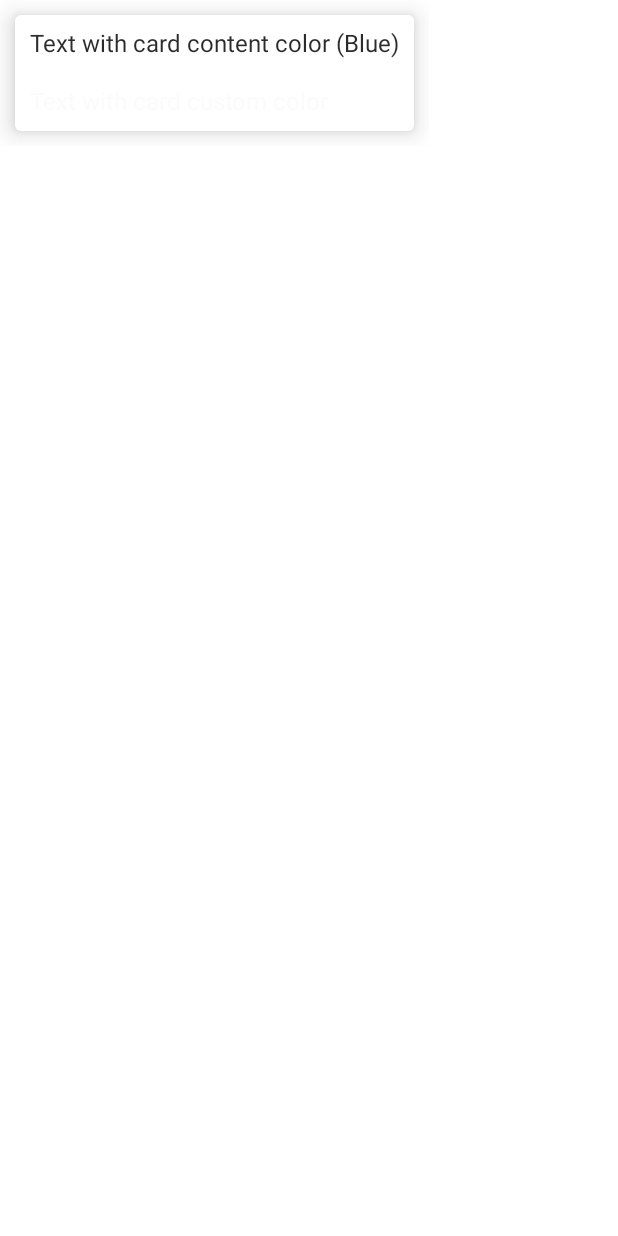
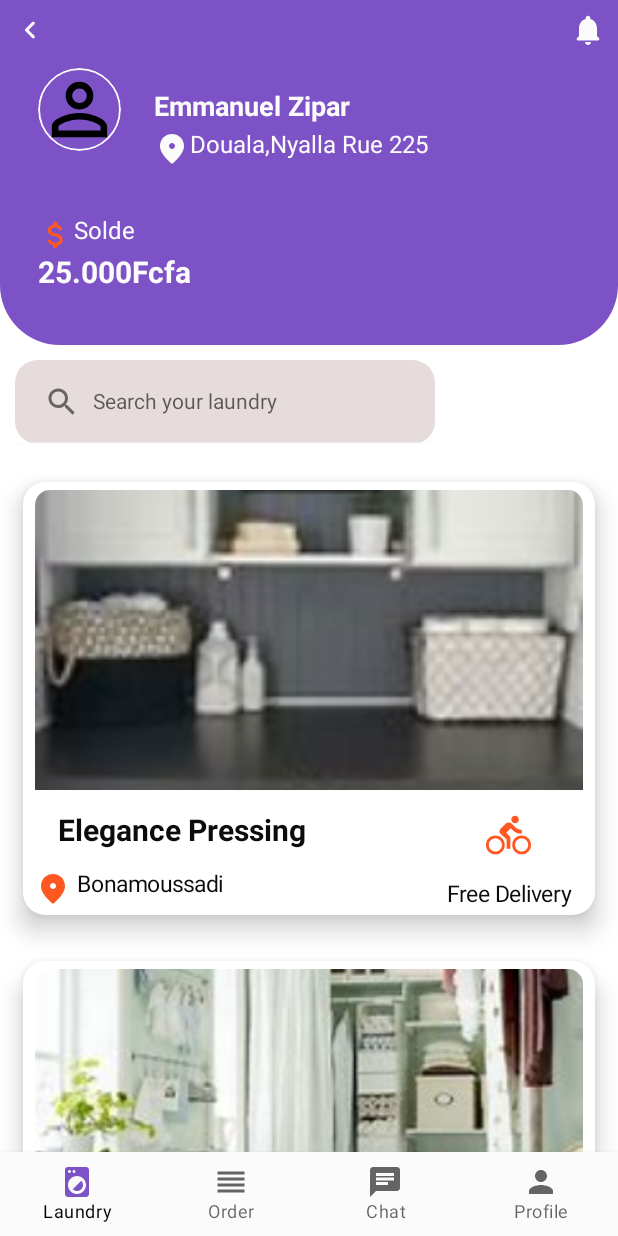
Before and after one commit to MouofoKayouDanela/OpenPressing, an Android app built with Jetpack Compose: the @Preview function Preview, on a phone screen of 412 x 824 dp. Run offline under Robolectric (Android 15) with nearby library versions, the phone set to English and light mode, and no system bars.

Commit message:
creation du home

```diff
--- a/android_part/app/src/main/java/com/android/openpressing/MainActivity.kt
+++ b/android_part/app/src/main/java/com/android/openpressing/MainActivity.kt
@@ -23,9 +23,7 @@ class MainActivity : ComponentActivity() {
                     modifier = Modifier.fillMaxSize(),
                     color = MaterialTheme.colors.background
                 ) {
-                    ScaffoldSample()
 
-                        //PageScreen()
                 }
             }
         }
@@ -37,9 +35,7 @@ class MainActivity : ComponentActivity() {
 @Composable
 fun DefaultPreview() {
     OpenPressingTheme {
-        //PageScreen()
-        //FormScreen()
-        form()
-        //Default()
+
+
     }
 }
--- a/android_part/app/src/main/java/com/android/openpressing/client_module/presentation/HomeClient.kt
+++ b/android_part/app/src/main/java/com/android/openpressing/client_module/presentation/HomeClient.kt
@@ -2,6 +2,7 @@ package com.android.openpressing.client_module.presentation
 
 
 import android.graphics.Color
+import androidx.compose.foundation.ExperimentalFoundationApi
 import androidx.compose.foundation.Image
 import androidx.compose.foundation.background
 import androidx.compose.foundation.border
@@ -9,6 +10,8 @@ import androidx.compose.foundation.layout.Box
 import androidx.compose.foundation.layout.fillMaxWidth
 import androidx.compose.ui.Modifier
 import androidx.compose.foundation.layout.*
+import androidx.compose.foundation.lazy.LazyColumn
+import androidx.compose.foundation.lazy.items
 import androidx.compose.foundation.shape.CircleShape
 import androidx.compose.foundation.shape.RoundedCornerShape
 import androidx.compose.foundation.text.KeyboardActions
@@ -16,14 +19,14 @@ import androidx.compose.foundation.text.KeyboardOptions
 import androidx.compose.material.*
 import androidx.compose.material.icons.Icons
 import androidx.compose.material.icons.filled.*
-import androidx.compose.material.icons.rounded.AttachMoney
-import androidx.compose.material.icons.rounded.LocationOn
-import androidx.compose.material.icons.rounded.NavigateBefore
-import androidx.compose.material.icons.rounded.Notifications
+import androidx.compose.material.icons.rounded.*
 import androidx.compose.runtime.*
 import androidx.compose.ui.Alignment
 import androidx.compose.ui.ExperimentalComposeUiApi
 import androidx.compose.ui.draw.clip
+import androidx.compose.ui.graphics.painter.Painter
+import androidx.compose.ui.graphics.vector.ImageVector
+import androidx.compose.ui.layout.ContentScale
 import androidx.compose.ui.platform.LocalSoftwareKeyboardController
 import androidx.compose.ui.res.painterResource
 import androidx.compose.ui.text.TextStyle
@@ -34,6 +37,7 @@ import androidx.compose.ui.unit.dp
 import androidx.compose.ui.unit.sp
 import com.android.openpressing.R
 import com.android.openpressing.ui.theme.*
+import com.android.openpressing.client_module.presentation.CardWithContent as CardWithContent
 
 
 @Composable
@@ -42,30 +46,184 @@ fun ScaffoldSample() {
     Scaffold(
         scaffoldState = scaffoldState,
         topBar = { SectionBleue()  },
-        drawerContent = { Text(text = "Drawer Menu 1") },
-        content = { SearchField() },
+        content = {
+                innerPadding->  CardContent(pressing = listOf(
+            pressing(
+                imageVector = painterResource(R.drawable.lavage),
+                nom = "Elegance Pressing",
+                position= "Bonamoussadi",
+                nomLivraison = "Free Delivery"
+            ),
+            pressing(
+                imageVector = painterResource(R.drawable.lavage2),
+                nom = "Eco Pressing",
+                position= "Makepe",
+                nomLivraison = "Free Delivery"
+            ),
+            pressing(
+                imageVector = painterResource(R.drawable.lavage1),
+                nom = "Blinding Pressing",
+                position= "Logpom",
+                nomLivraison = "Free Delivery"
+            ),
+            pressing(
+                imageVector = painterResource(R.drawable.lavage3),
+                nom = "Saka Pressing",
+                position= "Logbessou",
+                nomLivraison = "Free Delivery"
+            ),
+            pressing(
+                imageVector = painterResource(R.drawable.lavage4),
+                nom = "Saka Pressing",
+                position= "Logbessou",
+                nomLivraison = "Free Delivery"
+            ),
+            pressing(
+                imageVector = painterResource(R.drawable.lavage5),
+                nom = "Saka Pressing",
+                position= "Logbessou",
+                nomLivraison = "Free Delivery"
+            ),
+        ),
+            innerPadding = innerPadding
+        )
+                  },
         bottomBar = { BottomBar()}
     )
 }
 
+
 @Composable
-fun CardWithContentColor() {
-    val paddingModifier = Modifier.padding(10.dp)
+fun CardWithContent(pressing: pressing) {
+    val paddingModifier = Modifier.padding(15.dp)
     Card(
         elevation = 10.dp,
         contentColor = black,
+        shape = RoundedCornerShape(15.dp),
         modifier = paddingModifier
+
     ) {
-        Column() {
-            Text(text = "Text with card content color (Blue)",
-                modifier = paddingModifier)
-            Text(text = "Text with card custom color",
-                color = blanc,
-                modifier = paddingModifier)
+        Column(
+            modifier = Modifier
+                .fillMaxWidth()
+                .padding(horizontal = 8.dp, vertical = 5.dp),
+        ){
+        Row(
+            modifier=Modifier.fillMaxSize(),
+        ) {
+            Image(
+                painter = pressing.imageVector,
+                contentDescription = null,
+                modifier = Modifier
+                    .clip(
+                        shape = RoundedCornerShape(
+                            topEnd = 10.dp,
+                            topStart = 10.dp
+                        )
+                    )
+                    .fillMaxWidth()
+                    .height(200.dp),
+
+                contentScale = ContentScale.Crop
+            )
+        }
+            Row(
+                verticalAlignment=Alignment.CenterVertically
+            ) {
+
+            Column(
+                modifier=Modifier.weight(0.8f),
+            ) {
+
+            Row(
+                horizontalArrangement = Arrangement.spacedBy(4.dp),
+                        modifier=Modifier.padding(15.dp)
+
+            ) {
+                Text(
+                    text = pressing.nom,
+                    color = black,
+                    style = MaterialTheme.typography.body1.copy(
+                        fontSize = 20.sp,
+                        fontWeight = FontWeight.Bold,
+                    )
+                )
 
         }
+            Row(
+                horizontalArrangement = Arrangement.spacedBy(4.dp),
+                //modifier=Modifier.padding(5.dp)
+            ) {
+                Icon(
+                    Icons.Rounded.LocationOn,
+                    contentDescription = "position",
+                    tint = Orange
+                )
+                Text(
+                    text = pressing.position,
+                    color = black,
+                    style = MaterialTheme.typography.body1.copy(
+                        fontSize = 15.sp
+                    )
+                )
+            }
+            }
+                Column(
+                    horizontalAlignment = Alignment.CenterHorizontally,
+                    modifier=Modifier.weight(0.3f),
+                ) {
+                    Icon(
+                        painter = painterResource(R.drawable.baseline_directions_bike_24),
+                        contentDescription = "position",
+                        tint = Orange,
+                                modifier = Modifier
+                                    .padding(15.dp)
+                                    .size(30.dp)
+                                    .height(44.dp)
+                    )
+                    Text(
+                        text = pressing.nomLivraison,
+                        color = black,
+                        style = MaterialTheme.typography.body1.copy(
+                            fontSize = 15.sp
+                        )
+                    )
+                }
+            }
+        }
+
     }
+
+
 }
+
+data class pressing(
+    val imageVector: Painter,
+    val nom:String,
+    val position:String,
+    val nomLivraison:String
+)
+@OptIn(ExperimentalFoundationApi::class)
+@Composable
+fun CardContent(
+    pressing: List<pressing>,
+    innerPadding: PaddingValues
+)
+{
+    LazyColumn(contentPadding = innerPadding) {
+        stickyHeader{
+            SearchField()
+        }
+        items(pressing){
+               CardWithContent(it)
+        }
+
+
+    }
+
+}
+
+
 
 @Composable
 fun SectionBleue() {
@@ -295,6 +453,6 @@ fun SearchField() {
 @Composable
 fun Preview() {
     OpenPressingTheme {
-        CardWithContentColor()
+        ScaffoldSample()
     }
 }
--- /dev/null
+++ b/android_part/app/src/main/res/drawable/baseline_directions_bike_24.xml
@@ -0,0 +1,5 @@
+<vector android:height="24dp" android:tint="#000000"
+    android:viewportHeight="24" android:viewportWidth="24"
+    android:width="24dp" xmlns:android="http://schemas.android.com/apk/res/android">
+    <path android:fillColor="@android:color/white" android:pathData="M15.5,5.5c1.1,0 2,-0.9 2,-2s-0.9,-2 -2,-2 -2,0.9 -2,2 0.9,2 2,2zM5,12c-2.8,0 -5,2.2 -5,5s2.2,5 5,5 5,-2.2 5,-5 -2.2,-5 -5,-5zM5,20.5c-1.9,0 -3.5,-1.6 -3.5,-3.5s1.6,-3.5 3.5,-3.5 3.5,1.6 3.5,3.5 -1.6,3.5 -3.5,3.5zM10.8,10.5l2.4,-2.4 0.8,0.8c1.3,1.3 3,2.1 5.1,2.1L19.1,9c-1.5,0 -2.7,-0.6 -3.6,-1.5l-1.9,-1.9c-0.5,-0.4 -1,-0.6 -1.6,-0.6s-1.1,0.2 -1.4,0.6L7.8,8.4c-0.4,0.4 -0.6,0.9 -0.6,1.4 0,0.6 0.2,1.1 0.6,1.4L11,14v5h2v-6.2l-2.2,-2.3zM19,12c-2.8,0 -5,2.2 -5,5s2.2,5 5,5 5,-2.2 5,-5 -2.2,-5 -5,-5zM19,20.5c-1.9,0 -3.5,-1.6 -3.5,-3.5s1.6,-3.5 3.5,-3.5 3.5,1.6 3.5,3.5 -1.6,3.5 -3.5,3.5z"/>
+</vector>
```
Also changed, not shown: android_part/app/src/main/res/drawable/lavage.jpeg (added), android_part/app/src/main/res/drawable/lavage1.jpeg (added), android_part/app/src/main/res/drawable/lavage2.jpeg (added), android_part/app/src/main/res/drawable/lavage3.jpeg (added), android_part/app/src/main/res/drawable/lavage4.png (added), android_part/app/src/main/res/drawable/lavage5.jpeg (added).
